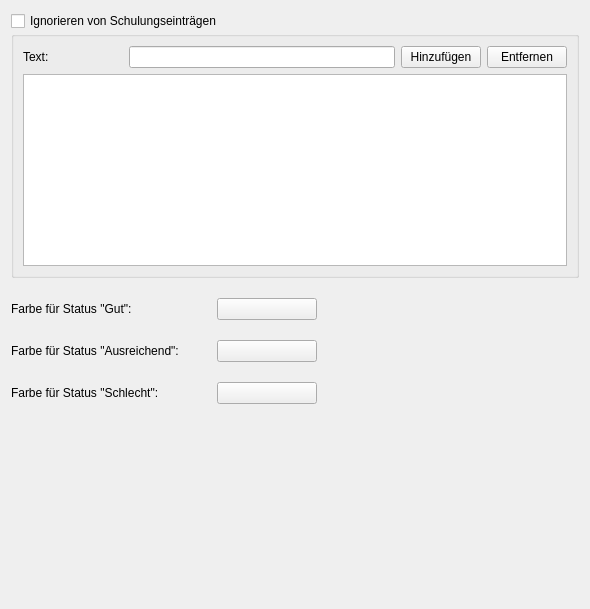
First picture: the form in ui/qmqualiresultsettingswidget.ui, repository Christian-Kr/QualificationMatrix, before the edit.
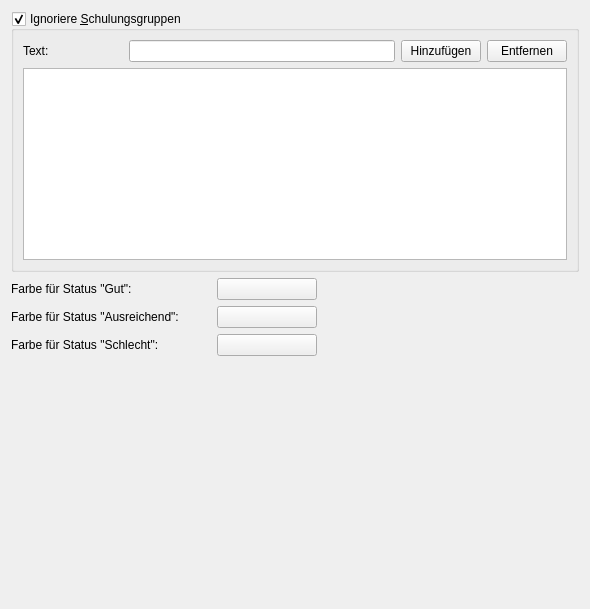
Second picture: the form after the edit.

Diff of the .ui file:
```diff
--- a/ui/qmqualiresultsettingswidget.ui
+++ b/ui/qmqualiresultsettingswidget.ui
@@ -13,42 +13,14 @@
   <property name="windowTitle">
    <string>Form</string>
   </property>
-  <layout class="QGridLayout" name="gridLayout">
-   <property name="verticalSpacing">
-    <number>20</number>
-   </property>
-   <item row="6" column="0">
-    <widget class="QLabel" name="label_10">
-     <property name="minimumSize">
-      <size>
-       <width>200</width>
-       <height>0</height>
-      </size>
-     </property>
-     <property name="text">
-      <string>Farbe für Status &quot;Schlecht&quot;:</string>
-     </property>
-    </widget>
-   </item>
-   <item row="0" column="0" colspan="3">
     <layout class="QVBoxLayout" name="verticalLayout">
-     <property name="spacing">
-      <number>0</number>
-     </property>
      <item>
-      <widget class="QCheckBox" name="cbQualiResIgnore">
-       <property name="text">
-        <string>Ignorieren von Schulungseinträgen</string>
-       </property>
-      </widget>
-     </item>
-     <item>
-      <widget class="QGroupBox" name="qualiResIgnore">
+    <widget class="QGroupBox" name="gbQualiResIgnore">
        <property name="title">
-        <string/>
+      <string>Ignoriere &amp;Schulungsgruppen</string>
        </property>
        <property name="checkable">
-        <bool>false</bool>
+      <bool>true</bool>
        </property>
        <layout class="QGridLayout" name="gridLayout_2">
         <item row="0" column="0">
@@ -95,48 +67,9 @@
        </layout>
       </widget>
      </item>
-    </layout>
-   </item>
-   <item row="1" column="2">
-    <spacer name="horizontalSpacer">
-     <property name="orientation">
-      <enum>Qt::Horizontal</enum>
-     </property>
-     <property name="sizeHint" stdset="0">
-      <size>
-       <width>247</width>
-       <height>20</height>
-      </size>
-     </property>
-    </spacer>
-   </item>
-   <item row="9" column="0" colspan="3">
-    <spacer name="verticalSpacer">
-     <property name="orientation">
-      <enum>Qt::Vertical</enum>
-     </property>
-     <property name="sizeHint" stdset="0">
-      <size>
-       <width>20</width>
-       <height>163</height>
-      </size>
-     </property>
-    </spacer>
-   </item>
-   <item row="1" column="1">
-    <widget class="QPushButton" name="pbOkColor">
-     <property name="minimumSize">
-      <size>
-       <width>100</width>
-       <height>0</height>
-      </size>
-     </property>
-     <property name="text">
-      <string/>
-     </property>
-    </widget>
-   </item>
-   <item row="1" column="0">
+   <item>
+    <layout class="QHBoxLayout" name="horizontalLayout_4">
+     <item>
     <widget class="QLabel" name="label_9">
      <property name="minimumSize">
       <size>
@@ -149,7 +82,37 @@
      </property>
     </widget>
    </item>
-   <item row="3" column="0">
+     <item>
+      <widget class="QPushButton" name="pbOkColor">
+       <property name="minimumSize">
+        <size>
+         <width>100</width>
+         <height>0</height>
+        </size>
+       </property>
+       <property name="text">
+        <string/>
+       </property>
+      </widget>
+     </item>
+     <item>
+      <spacer name="horizontalSpacer">
+       <property name="orientation">
+        <enum>Qt::Horizontal</enum>
+       </property>
+       <property name="sizeHint" stdset="0">
+        <size>
+         <width>247</width>
+         <height>20</height>
+        </size>
+       </property>
+      </spacer>
+     </item>
+    </layout>
+   </item>
+   <item>
+    <layout class="QHBoxLayout" name="horizontalLayout_3">
+     <item>
     <widget class="QLabel" name="label_11">
      <property name="minimumSize">
       <size>
@@ -162,20 +125,7 @@
      </property>
     </widget>
    </item>
-   <item row="6" column="1">
-    <widget class="QPushButton" name="pbBadColor">
-     <property name="minimumSize">
-      <size>
-       <width>100</width>
-       <height>0</height>
-      </size>
-     </property>
-     <property name="text">
-      <string/>
-     </property>
-    </widget>
-   </item>
-   <item row="3" column="1">
+     <item>
     <widget class="QPushButton" name="pbEnoughColor">
      <property name="minimumSize">
       <size>
@@ -188,7 +138,7 @@
      </property>
     </widget>
    </item>
-   <item row="3" column="2">
+     <item>
     <spacer name="horizontalSpacer_2">
      <property name="orientation">
       <enum>Qt::Horizontal</enum>
@@ -201,7 +151,37 @@
      </property>
     </spacer>
    </item>
-   <item row="6" column="2">
+    </layout>
+   </item>
+   <item>
+    <layout class="QHBoxLayout" name="horizontalLayout">
+     <item>
+      <widget class="QLabel" name="label_10">
+       <property name="minimumSize">
+        <size>
+         <width>200</width>
+         <height>0</height>
+        </size>
+       </property>
+       <property name="text">
+        <string>Farbe für Status &quot;Schlecht&quot;:</string>
+       </property>
+      </widget>
+     </item>
+     <item>
+      <widget class="QPushButton" name="pbBadColor">
+       <property name="minimumSize">
+        <size>
+         <width>100</width>
+         <height>0</height>
+        </size>
+       </property>
+       <property name="text">
+        <string/>
+       </property>
+      </widget>
+     </item>
+     <item>
     <spacer name="horizontalSpacer_3">
      <property name="orientation">
       <enum>Qt::Horizontal</enum>
@@ -215,6 +195,21 @@
     </spacer>
    </item>
   </layout>
+   </item>
+   <item>
+    <spacer name="verticalSpacer">
+     <property name="orientation">
+      <enum>Qt::Vertical</enum>
+     </property>
+     <property name="sizeHint" stdset="0">
+      <size>
+       <width>20</width>
+       <height>163</height>
+      </size>
+     </property>
+    </spacer>
+   </item>
+  </layout>
  </widget>
  <resources/>
  <connections>
```
Left out of the diff: 32 changed lines with no effect on the pictures. Lines whose indentation alone changed are shown as unchanged.
